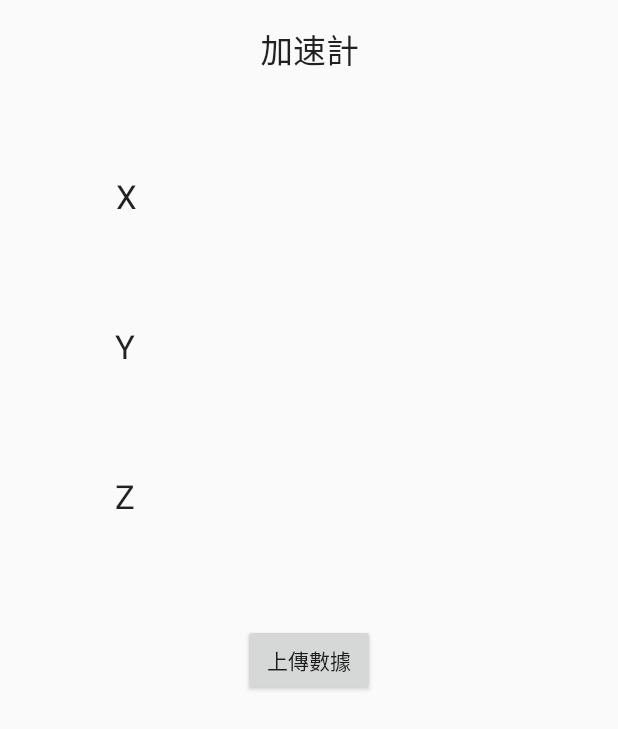
After one commit to GAworkshop/FiCH, an Android app: the layout fragment_sensor.xml on its own in the app's theme, with its tools: preview values and no code run, on a phone screen of 412 x 824 dp. The commit adds this screen. Shown: the top 729 px of the screen. Run offline under Robolectric (Android 15) with nearby library versions, the phone set to English and light mode, and no system bars.

Commit message:
20160719 upload sensor data

```diff
--- /dev/null
+++ b/android/Fich/mobile/src/main/res/layout/fragment_sensor.xml
@@ -0,0 +1,92 @@
+<?xml version="1.0" encoding="utf-8"?>
+<LinearLayout xmlns:android="http://schemas.android.com/apk/res/android"
+    xmlns:tools="http://schemas.android.com/tools"
+    android:layout_width="fill_parent"
+    android:layout_height="match_parent"
+    android:paddingBottom="@dimen/activity_vertical_margin"
+    android:paddingLeft="@dimen/activity_horizontal_margin"
+    android:paddingRight="@dimen/activity_horizontal_margin"
+    android:paddingTop="@dimen/activity_vertical_margin"
+    tools:context="com.example.user.fich.MainActivity"
+    android:orientation="vertical">
+
+    <TextView
+        android:layout_width="match_parent"
+        android:layout_height="100dp"
+        android:textAppearance="?android:attr/textAppearanceLarge"
+        android:text="加速計"
+        android:textAlignment="center" />
+
+    <LinearLayout
+        android:orientation="horizontal"
+        android:layout_width="match_parent"
+        android:layout_height="100dp">
+
+        <TextView
+            android:layout_width="wrap_content"
+            android:layout_height="match_parent"
+            android:textAppearance="?android:attr/textAppearanceLarge"
+            android:text="X"
+            android:layout_weight="1"
+            android:textAlignment="center" />
+        <TextView
+            android:layout_width="wrap_content"
+            android:layout_height="match_parent"
+            android:textAppearance="?android:attr/textAppearanceLarge"
+            android:id="@+id/acXTxv"
+            android:layout_weight="2"
+            android:textAlignment="center" />
+
+    </LinearLayout>
+
+    <LinearLayout
+        android:orientation="horizontal"
+        android:layout_width="match_parent"
+        android:layout_height="100dp">
+
+        <TextView
+            android:layout_width="wrap_content"
+            android:layout_height="match_parent"
+            android:textAppearance="?android:attr/textAppearanceLarge"
+            android:text="Y"
+            android:layout_weight="1"
+            android:textAlignment="center" />
+        <TextView
+            android:layout_width="wrap_content"
+            android:layout_height="match_parent"
+            android:textAppearance="?android:attr/textAppearanceLarge"
+            android:id="@+id/acYTxv"
+            android:layout_weight="2"
+            android:textAlignment="center" />
+
+    </LinearLayout>
+
+    <LinearLayout
+        android:orientation="horizontal"
+        android:layout_width="match_parent"
+        android:layout_height="100dp">
+
+        <TextView
+            android:layout_width="wrap_content"
+            android:layout_height="match_parent"
+            android:textAppearance="?android:attr/textAppearanceLarge"
+            android:text="Z"
+            android:layout_weight="1"
+            android:textAlignment="center" />
+        <TextView
+            android:layout_width="wrap_content"
+            android:layout_height="match_parent"
+            android:textAppearance="?android:attr/textAppearanceLarge"
+            android:id="@+id/acZTxv"
+            android:layout_weight="2"
+            android:textAlignment="center" />
+
+    </LinearLayout>
+
+    <Button
+        android:layout_width="wrap_content"
+        android:layout_height="wrap_content"
+        android:text="上傳數據"
+        android:id="@+id/uploadBtn"
+        android:layout_gravity="center_horizontal" />
+</LinearLayout>
```
Also changed, not shown: android/Fich/mobile/src/main/java/com/example/user/fich/MainActivity.java (+92 -4 lines), android/Fich/mobile/src/main/res/layout/activity_main.xml (deleted, +0 -18 lines), android/Fich/wear/src/main/java/com/example/user/fich/MainActivity.java (+12 -6 lines).
